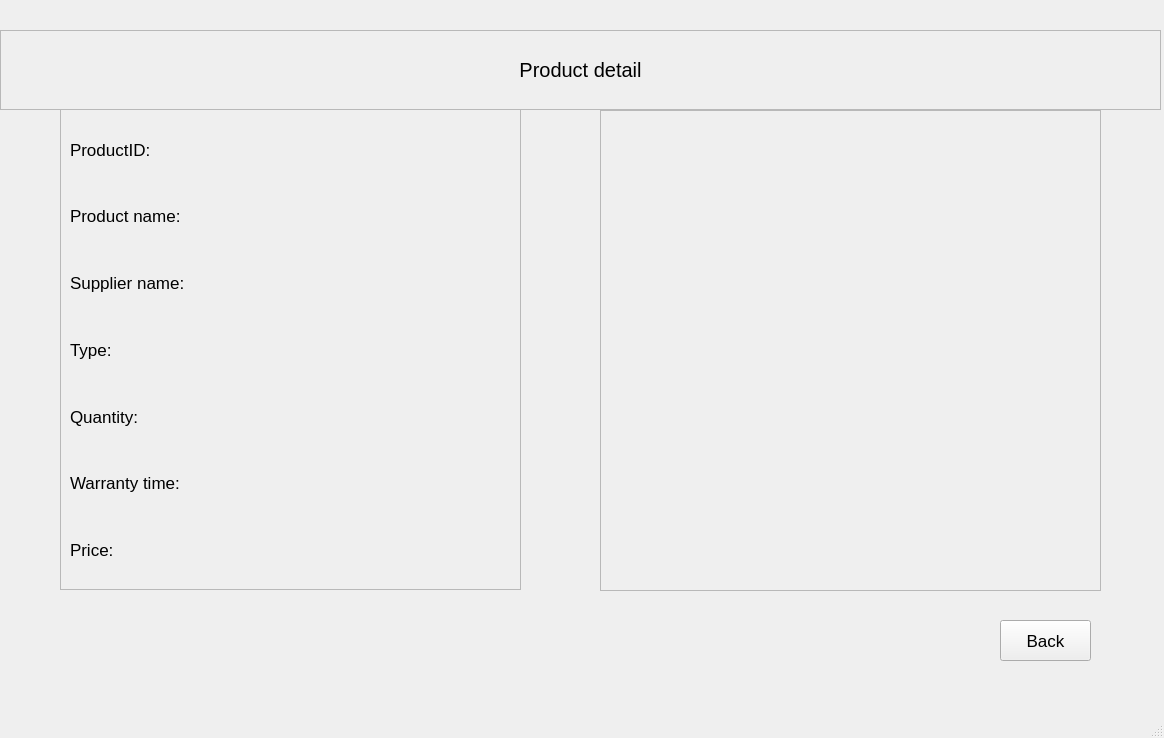
The window that src/View/VIewUI/ProductDetail.ui (Hai1205/ComputerStore-Python-) describes before a commit, drawn with Qt 5.
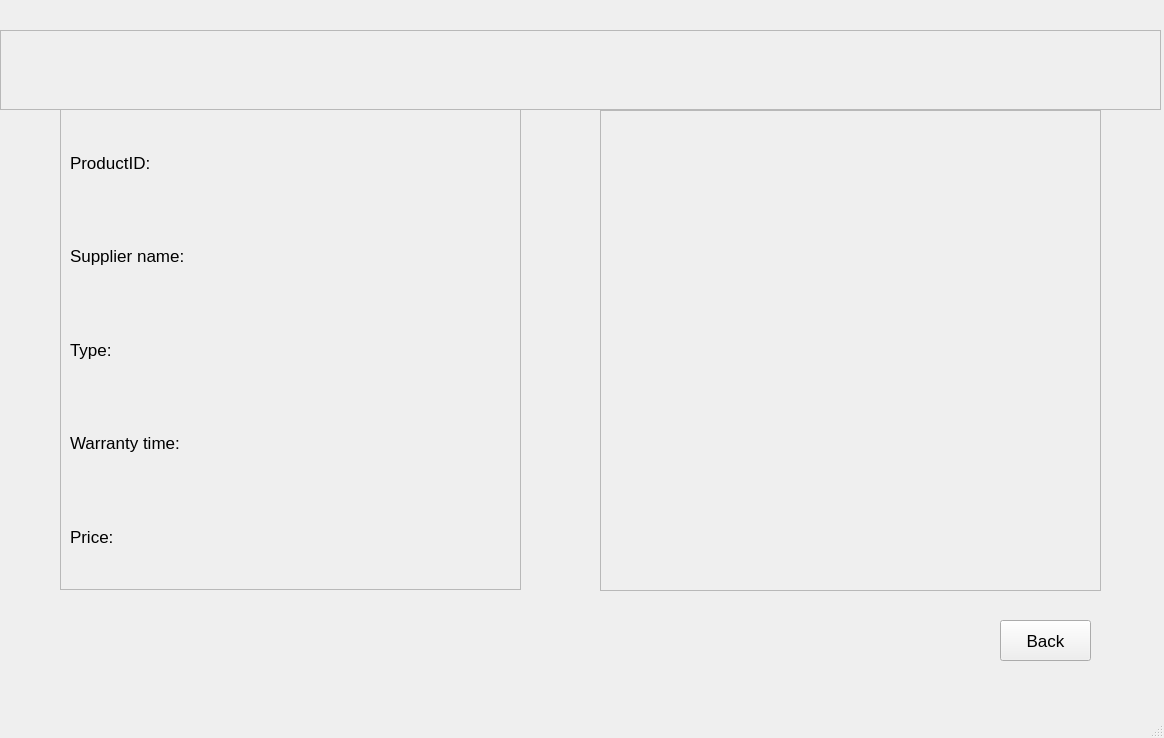
The same window after the commit.

```diff
--- a/src/View/VIewUI/ProductDetail.ui
+++ b/src/View/VIewUI/ProductDetail.ui
@@ -34,7 +34,7 @@
     <property name="frameShadow">
      <enum>QFrame::Raised</enum>
     </property>
-    <widget class="QLabel" name="label">
+    <widget class="QLabel" name="productName">
      <property name="geometry">
       <rect>
        <x>0</x>
@@ -49,7 +49,7 @@
       </font>
      </property>
      <property name="text">
-      <string>Product detail</string>
+      <string/>
      </property>
      <property name="alignment">
       <set>Qt::AlignCenter</set>
@@ -72,31 +72,17 @@
      <enum>QFrame::Raised</enum>
     </property>
     <layout class="QGridLayout" name="gridLayout">
-     <item row="2" column="0">
-      <widget class="QLabel" name="label_8">
-       <property name="text">
-        <string>Supplier name:</string>
-       </property>
-      </widget>
-     </item>
      <item row="5" column="0">
-      <widget class="QLabel" name="label_4">
+      <widget class="QLabel" name="label_7">
        <property name="text">
-        <string>Quantity:</string>
+        <string>Price:</string>
        </property>
       </widget>
      </item>
-     <item row="3" column="1">
-      <widget class="QLabel" name="type">
+     <item row="0" column="0">
+      <widget class="QLabel" name="label_2">
        <property name="text">
-        <string/>
-       </property>
-      </widget>
-     </item>
-     <item row="3" column="0">
-      <widget class="QLabel" name="label_3">
-       <property name="text">
-        <string>Type:</string>
+        <string>ProductID:</string>
        </property>
       </widget>
      </item>
@@ -107,69 +93,55 @@
        </property>
       </widget>
      </item>
-     <item row="6" column="0">
+     <item row="2" column="0">
+      <widget class="QLabel" name="label_3">
+       <property name="text">
+        <string>Type:</string>
+       </property>
+      </widget>
+     </item>
+     <item row="4" column="0">
       <widget class="QLabel" name="label_6">
        <property name="text">
         <string>Warranty time:</string>
        </property>
       </widget>
      </item>
-     <item row="2" column="1">
+     <item row="4" column="1">
+      <widget class="QLabel" name="warrantyTime">
+       <property name="text">
+        <string/>
+       </property>
+      </widget>
+     </item>
+     <item row="1" column="1">
       <widget class="QLabel" name="supplierName">
        <property name="text">
         <string/>
        </property>
       </widget>
      </item>
-     <item row="7" column="0">
-      <widget class="QLabel" name="label_7">
+     <item row="1" column="0">
+      <widget class="QLabel" name="label_8">
        <property name="text">
-        <string>Price:</string>
+        <string>Supplier name:</string>
+       </property>
+      </widget>
+     </item>
+     <item row="2" column="1">
+      <widget class="QLabel" name="type">
+       <property name="text">
+        <string/>
        </property>
       </widget>
      </item>
      <item row="5" column="1">
-      <widget class="QLabel" name="quantity">
-       <property name="text">
-        <string/>
-       </property>
-      </widget>
-     </item>
-     <item row="6" column="1">
-      <widget class="QLabel" name="warrantyTime">
-       <property name="text">
-        <string/>
-       </property>
-      </widget>
-     </item>
-     <item row="7" column="1">
       <widget class="QLabel" name="price">
        <property name="text">
         <string/>
        </property>
       </widget>
      </item>
-     <item row="0" column="0">
-      <widget class="QLabel" name="label_2">
-       <property name="text">
-        <string>ProductID:</string>
-       </property>
-      </widget>
-     </item>
-     <item row="1" column="0">
-      <widget class="QLabel" name="label_5">
-       <property name="text">
-        <string>Product name:</string>
-       </property>
-      </widget>
-     </item>
-     <item row="1" column="1">
-      <widget class="QLabel" name="productName">
-       <property name="text">
-        <string/>
-       </property>
-      </widget>
-     </item>
     </layout>
    </widget>
    <widget class="QPushButton" name="back">
```
